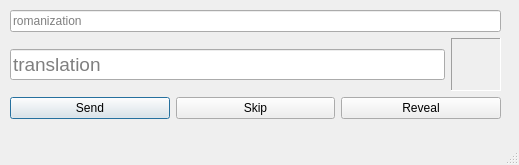
Old version of the form ui_files/sentences_gui.ui in the repository mattyonweb/chinese-reminder.
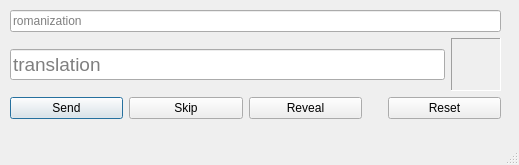
New version of the form.

Commit message: Added reset buttons

What changed in the file:
```diff
--- a/ui_files/sentences_gui.ui
+++ b/ui_files/sentences_gui.ui
@@ -110,6 +110,29 @@
            </property>
           </widget>
          </item>
+         <item>
+          <spacer name="horizontalSpacer">
+           <property name="orientation">
+            <enum>Qt::Horizontal</enum>
+           </property>
+           <property name="sizeType">
+            <enum>QSizePolicy::Fixed</enum>
+           </property>
+           <property name="sizeHint" stdset="0">
+            <size>
+             <width>20</width>
+             <height>20</height>
+            </size>
+           </property>
+          </spacer>
+         </item>
+         <item>
+          <widget class="QPushButton" name="btnReset">
+           <property name="text">
+            <string>Reset</string>
+           </property>
+          </widget>
+         </item>
         </layout>
        </item>
       </layout>
```
The commit also changes 6 other files.
